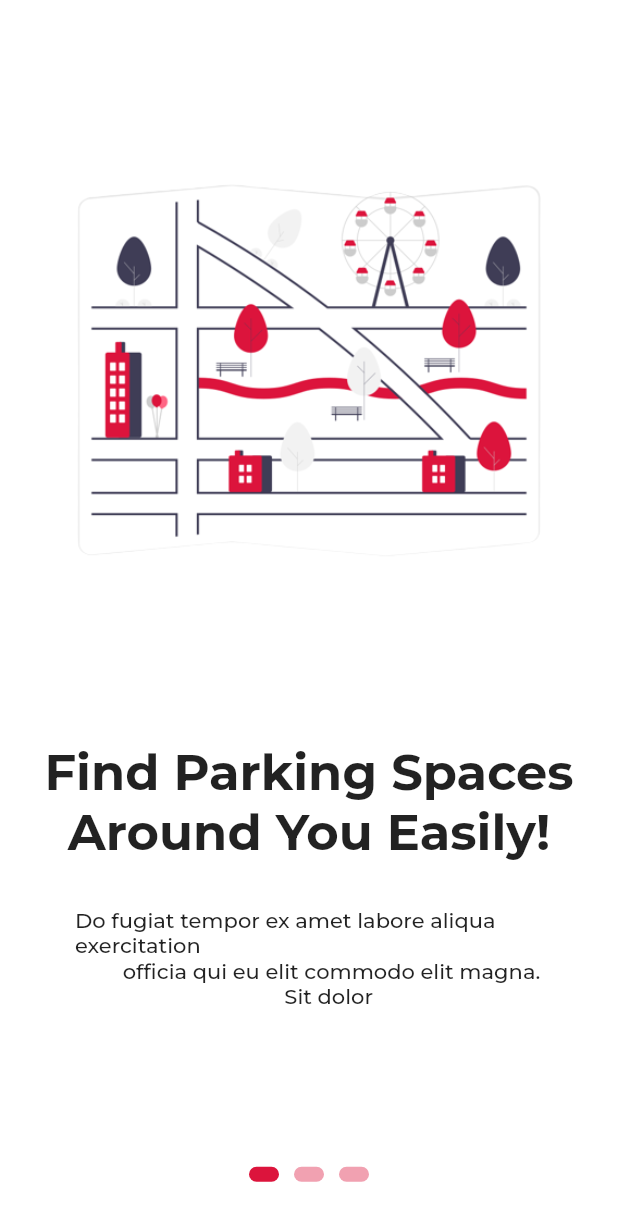
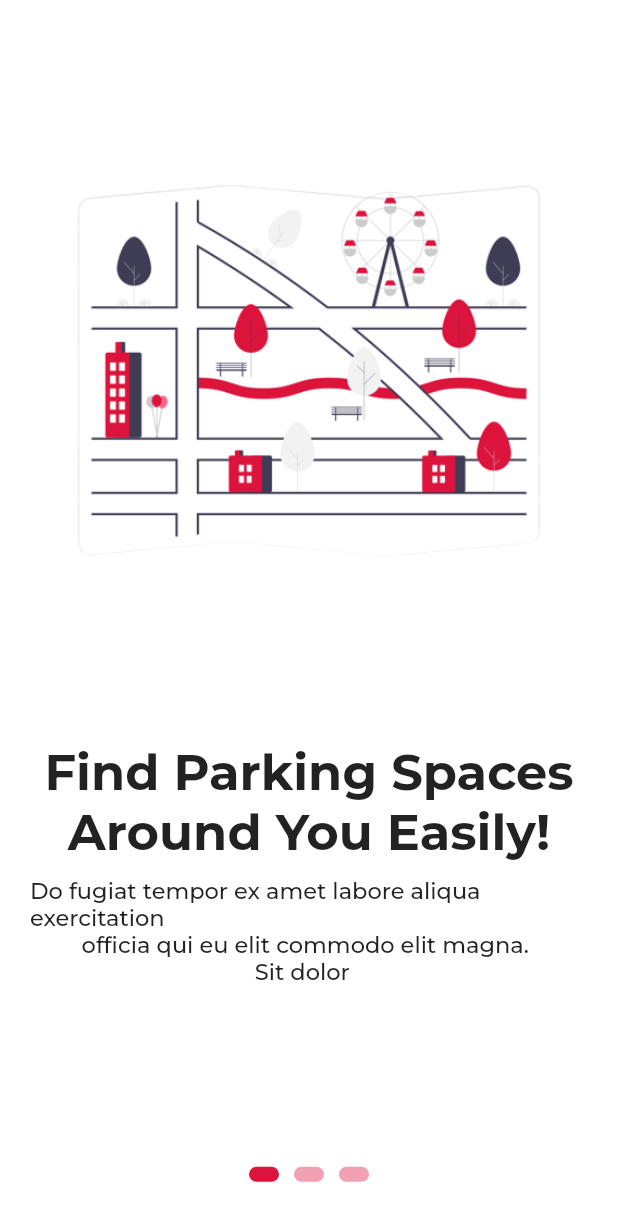
Before and after one commit to emqCOSC381/SmartParkingApp_flutter, a Flutter app: the screen it shows after launch, on a phone screen of 412 x 824 dp. Shown: the top 1221 px of the screen. Run offline on Flutter 3.47's test engine with Material 2 defaults, Android fonts, the phone set to English and light mode, and no system bars; our stand-ins replace google_fonts.

```diff
--- a/lib/screens/onboard/onboard.dart
+++ b/lib/screens/onboard/onboard.dart
@@ -40,7 +40,7 @@ class _OnboardState extends State<Onboard> {
             boldt2:"Quickly & Safely",
             smallt1:"Do fugiat tempor ex amet labore aliqua exercitation",
             smallt2:"officia qui eu elit commodo elit magna.",
-            smallt3: "Sit dolor ",
+            smallt3: "",
             dotColor1: Constants.primaryFaded,
             dotColor2: Constants.primaryColor,
             dotColor3: Constants.primaryFaded,
--- a/lib/utils/constants.dart
+++ b/lib/utils/constants.dart
@@ -15,7 +15,7 @@ class Constants{
   static final String onboard2 = "assets/imgs/png/onboard/onboard2.png";
   static final String onboard3 = "assets/imgs/png/onboard/onboard3.png";
 
-  static final String login1 = "assets/imgs/png/letsin/login3.png";
+  static final String login1 = "assets/imgs/png/letsin/login1.png";
 
 
 
--- a/lib/widgets/onboard.dart
+++ b/lib/widgets/onboard.dart
@@ -59,14 +59,14 @@ class Onboard_ extends StatelessWidget {
               children: [
                 boldText(boldt1),
                 boldText(boldt2),
-                SizedBox(height: 30,),
+                SizedBox(height: 10,),
                 Padding(
-                  padding: const EdgeInsets.only(left: 50.0, right: 20),
+                  padding: const EdgeInsets.only(left: 20.0, right: 25),
                   child: Column(
                     children: [
-                      smallText(smallt1),
-                      smallText(smallt2),
-                      smallText(smallt3),
+                      smallText(smallt1,15),
+                      smallText(smallt2,15),
+                      smallText(smallt3,15,),
                     ],
                   ),
                 )
@@ -92,6 +92,13 @@ class Onboard_ extends StatelessWidget {
       ),
     );
   }
+
+
+
+
+
+
+
   Container dots(Color color) {
     return Container(
       height: 10,
@@ -102,14 +109,14 @@ class Onboard_ extends StatelessWidget {
     );
   }
 
-  Text smallText(String text) {
+  static Text smallText(String text, double font) {
     return Text(
       text,
-      style: GoogleFonts.montserrat(fontWeight: FontWeight.w500),
+      style: GoogleFonts.montserrat(fontWeight: FontWeight.w500,fontSize: font),
     );
   }
 
-  Text boldText(String text) {
+  static Text boldText(String text) {
     return Text(
       text,
       style: GoogleFonts.montserrat(fontWeight: FontWeight.w700, fontSize: 33),
```
Also changed, not shown: lib/screens/authentication/login.dart (+18 -1 lines).
